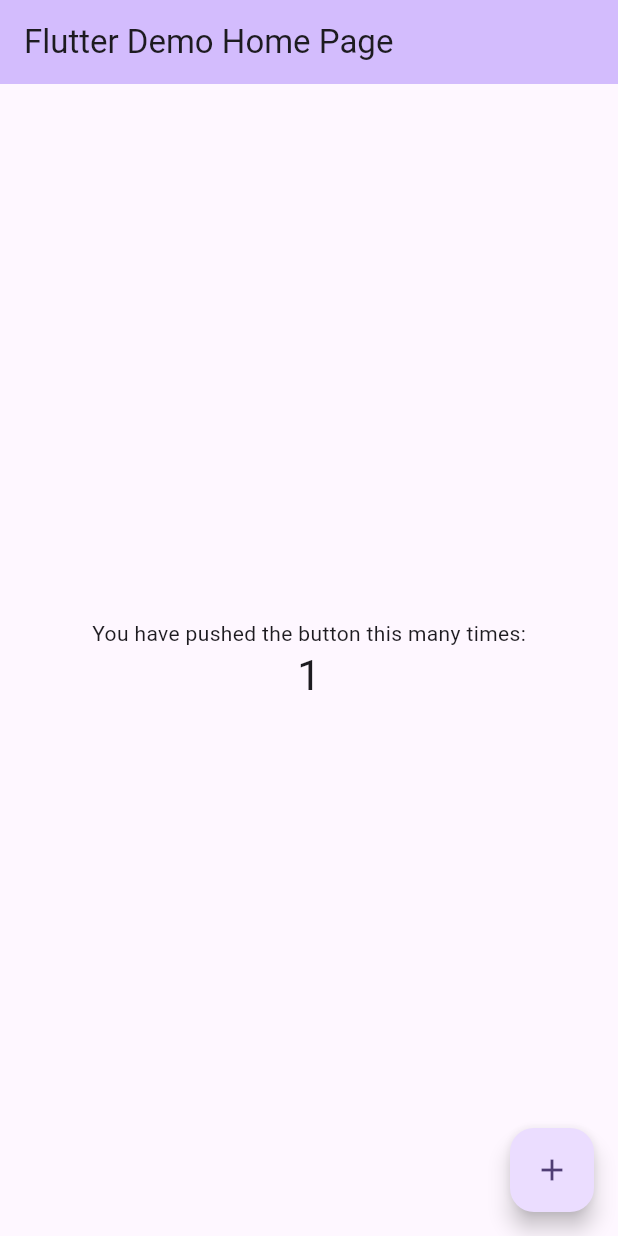
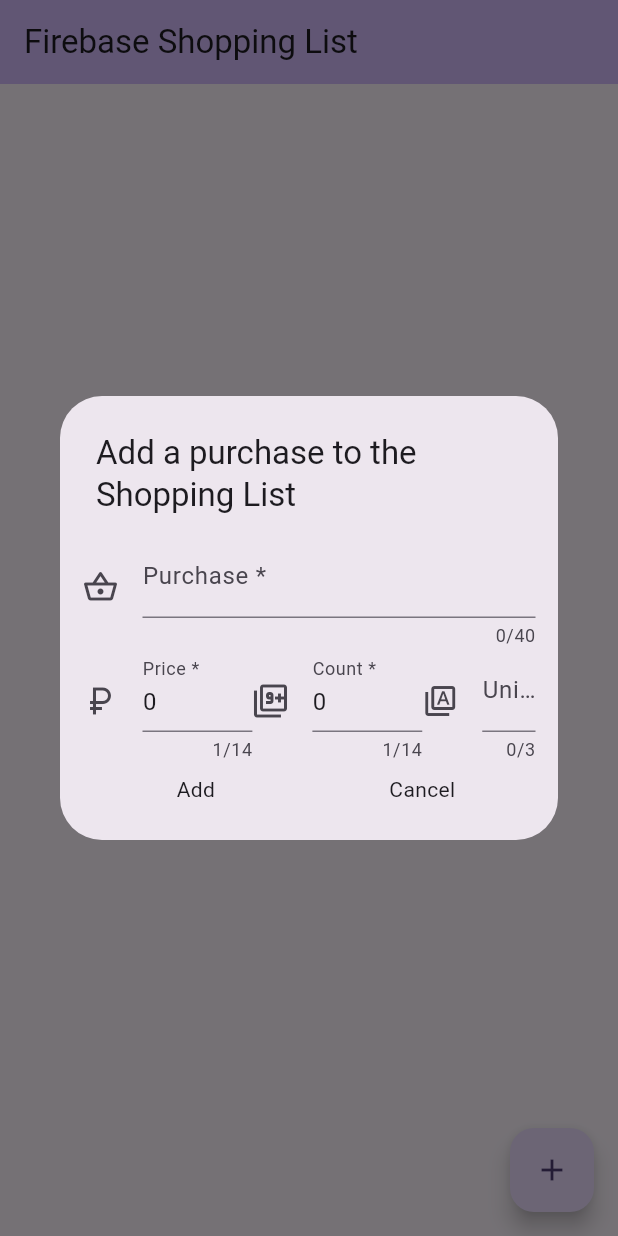
Before and after one commit to zsefvcx/Firebase, a Flutter app: the MyHomePage screen opened directly, after a tap on the "add" icon, on a phone screen of 412 x 824 dp. Run offline on Flutter 3.47's test engine with Material 2 defaults, Android fonts, the phone set to English and light mode, and no system bars; our stand-ins replace freezed_annotation.

Commit message:
lesson17 5%

```diff
--- /dev/null
+++ b/firebase_shopping_list/lib/core/purchases.dart
@@ -0,0 +1,43 @@
+import 'package:freezed_annotation/freezed_annotation.dart';
+import 'package:flutter/foundation.dart';
+
+part 'purchases.freezed.dart';
+
+part 'purchases.g.dart';
+
+//dart run build_runner build
+
+enum StatusOfAddingPurchases{
+  add,
+  //rem,
+  brk,
+  def;
+
+}
+
+@Freezed(makeCollectionsUnmodifiable: false)
+class PurchasesList with _$PurchasesList {
+
+  const factory PurchasesList({
+    required List<Purchase> purchases,
+  }) = _PurchasesList;
+
+  factory PurchasesList.fromJson(Map<String, Object?> json)
+  => _$PurchasesListFromJson(json);
+}
+
+@freezed
+class Purchase with _$Purchase{
+
+  const factory Purchase({
+    required int id,
+    required String name,
+    required int price,
+    required int count,
+    required String unit,
+    required bool bought
+  }) = _Purchasese;
+
+  factory Purchase.fromJson(Map<String, Object?> json)
+      => _$PurchaseFromJson(json);
+}
--- a/firebase_shopping_list/lib/main.dart
+++ b/firebase_shopping_list/lib/main.dart
@@ -1,4 +1,8 @@
+import 'dart:developer' as developer;
+
 import 'package:flutter/material.dart';
+
+import 'core/purchases.dart';
 
 void main() {
   runApp(const MyApp());
@@ -7,46 +11,21 @@ void main() {
 class MyApp extends StatelessWidget {
   const MyApp({super.key});
 
-  // This widget is the root of your application.
   @override
   Widget build(BuildContext context) {
     return MaterialApp(
-      title: 'Flutter Demo',
+      title: 'Firebase Shopping List',
       theme: ThemeData(
-        // This is the theme of your application.
-        //
-        // TRY THIS: Try running your application with "flutter run". You'll see
-        // the application has a blue toolbar. Then, without quitting the app,
-        // try changing the seedColor in the colorScheme below to Colors.green
-        // and then invoke "hot reload" (save your changes or press the "hot
-        // reload" button in a Flutter-supported IDE, or press "r" if you used
-        // the command line to start the app).
-        //
-        // Notice that the counter didn't reset back to zero; the application
-        // state is not lost during the reload. To reset the state, use hot
-        // restart instead.
-        //
-        // This works for code too, not just values: Most code changes can be
-        // tested with just a hot reload.
         colorScheme: ColorScheme.fromSeed(seedColor: Colors.deepPurple),
         useMaterial3: true,
       ),
-      home: const MyHomePage(title: 'Flutter Demo Home Page'),
+      home: const MyHomePage(title: 'Firebase Shopping List'),
     );
   }
 }
 
 class MyHomePage extends StatefulWidget {
   const MyHomePage({super.key, required this.title});
-
-  // This widget is the home page of your application. It is stateful, meaning
-  // that it has a State object (defined below) that contains fields that affect
-  // how it looks.
-
-  // This class is the configuration for the state. It holds the values (in this
-  // case the title) provided by the parent (in this case the App widget) and
-  // used by the build method of the State. Fields in a Widget subclass are
-  // always marked "final".
 
   final String title;
 
@@ -57,54 +36,230 @@ class MyHomePage extends StatefulWidget {
 class _MyHomePageState extends State<MyHomePage> {
   int _counter = 0;
 
-  void _incrementCounter() {
+  Future<void> _incrementCounter() async {
+    Purchase purchase1 = const Purchase(
+      id: 0,
+      name: 'bred',
+      count: 1,
+      price: 100,
+      unit: 'шт.',
+      bought: false,
+    );
+    Purchase purchase2 = const Purchase(
+      id: 0,
+      name: 'bred',
+      count: 1,
+      price: 100,
+      unit: 'шт.',
+      bought: false,
+    );
+
+    PurchasesList purchasesList = PurchasesList(purchases: [purchase1]);
+    PurchasesList purchasesList1 = PurchasesList(purchases: [purchase2]);
+
+    developer.log('${purchasesList==purchasesList1}');
+
+    purchasesList.purchases.add(purchase2);
+
+    developer.log('${purchasesList==purchasesList1}');
+
+    developer.log('${purchasesList.purchases.length}');
+
+    purchasesList.purchases.add(purchase2);
+
+    developer.log('${purchasesList.purchases.length}');
+
+    switch (await showDialog<StatusOfAddingPurchases>(
+      context: context,
+      builder: (BuildContext context) {
+        //bool light = true;
+        return SimpleDialog(
+          title: const Center(child: Text('Add a purchase to the Shopping List')),
+          children: <Widget>[
+            Padding(
+              padding: const EdgeInsets.only(left: 15, right: 15),
+              child: TextFormField(
+                decoration: const InputDecoration(
+                  icon: Padding(
+                    padding: EdgeInsets.only(top: 15.0),
+                    child: Icon(Icons.shopping_basket_outlined),
+                  ),
+                  labelText: 'Purchase *',
+                ),
+                onSaved: (String? value) {
+                  // This optional block of code can be used to run
+                  // code when the user saves the form.
+                },
+                maxLines:   1,
+                maxLength: 40,
+                initialValue: '',
+                validator: (String? value) {
+                  return (value != null && value.contains('@')) ? 'Do not use the @ char.' : null;
+                },
+              ),
+            ),
+            Padding(
+              padding: const EdgeInsets.only(left: 15, right: 15),
+              child: Row(
+                children: [
+                  Expanded(
+                    flex: 3,
+                    child: TextFormField(
+                      decoration: const InputDecoration(
+                        icon: Padding(
+                          padding: EdgeInsets.only(top: 15.0),
+                          child: Icon(Icons.currency_ruble),
+                        ),
+                        labelText: 'Price *',
+                      ),
+                      onSaved: (String? value) {
+                        // This optional block of code can be used to run
+                        // code when the user saves the form.
+                      },
+                      maxLines:   1,
+                      maxLength: 14,
+                      initialValue: '0',
+
+                      validator: (String? value) {
+                        return (value != null && value.contains('@')) ? 'Do not use the @ char.' : null;
+                      },
+                    ),
+                  ),
+                  Expanded(
+                    flex: 3,
+                    child: TextFormField(
+                      decoration: const InputDecoration(
+                        icon: Padding(
+                          padding: EdgeInsets.only(top: 15.0),
+                          child: Icon(Icons.filter_9_plus_outlined),
+                        ),
+                        labelText: 'Count *',
+                      ),
+                      onSaved: (String? value) {
+                        // This optional block of code can be used to run
+                        // code when the user saves the form.
+                      },
+                      maxLines:   1,
+                      maxLength: 14,
+                      initialValue: '0',
+                      validator: (String? value) {
+                        return (value != null && value.contains('@')) ? 'Do not use the @ char.' : null;
+                      },
+                    ),
+                  ),
+                  Expanded(
+                    flex: 2,
+                    child: SizedBox(
+                      child: TextFormField(
+                        decoration: const InputDecoration(
+                          icon: Padding(
+                            padding: EdgeInsets.only(top: 15.0),
+                            child: Icon(Icons.type_specimen_outlined),
+
+                          ),
+                          labelText: 'Unit *',
+                        ),
+                        onSaved: (String? value) {
+                          // This optional block of code can be used to run
+                          // code when the user saves the form.
+                        },
+                        maxLines:   1,
+                        maxLength: 3,
+
+                        validator: (String? value) {
+                          return (value != null && value.contains('@')) ? 'Do not use the @ char.' : null;
+                        },
+                      ),
+                    ),
+                  ),
+                  // Expanded(
+                  //   flex: 1,
+                  //   child: Row(
+                  //     children: [
+                  //       const Text('Bought'),
+                  //       Switch(
+                  //
+                  //         // This bool value toggles the switch.
+                  //         value: light,
+                  //         activeColor: Colors.red,
+                  //         onChanged: (bool value) {
+                  //         // This is called when the user toggles the switch.
+                  //           setState(() {
+                  //             light = value;
+                  //           });
+                  //         },
+                  //       ),
+                  //     ],
+                  //   ),
+                  // ),
+                ],
+              ),
+            ),
+            Padding(
+              padding: const EdgeInsets.only(left: 15, right: 15),
+              child: Row(
+                children: [
+                  Expanded(
+                    child: SimpleDialogOption(
+                      onPressed: () { Navigator.pop(context, StatusOfAddingPurchases.add); },
+                      child: const Center(child: Text('Add')),
+                    ),
+                  ),
+                  Expanded(
+                    child: SimpleDialogOption(
+                      onPressed: () { Navigator.pop(context, StatusOfAddingPurchases.brk); },
+                      child: const Center(child: Text('Cancel')),
+                    ),
+                  ),
+                ],
+              ),
+            ),
+          ],
+
+        );
+    }).then((value) {
+      if (value == null){
+        return StatusOfAddingPurchases.def;
+      } else {
+        return value;
+      }
+    })) {
+      case StatusOfAddingPurchases.add:
+        developer.log('${StatusOfAddingPurchases.add}');
+      // Let's go.
+      // ...
+      break;
+      case StatusOfAddingPurchases.brk:
+        developer.log('${StatusOfAddingPurchases.brk}');
+      // ...
+      break;
+      case StatusOfAddingPurchases.def:
+        developer.log('${StatusOfAddingPurchases.def}');
+      // dialog dismissed
+      break;
+    }
+
+
+
+
+
     setState(() {
-      // This call to setState tells the Flutter framework that something has
-      // changed in this State, which causes it to rerun the build method below
-      // so that the display can reflect the updated values. If we changed
-      // _counter without calling setState(), then the build method would not be
-      // called again, and so nothing would appear to happen.
       _counter++;
     });
   }
 
   @override
   Widget build(BuildContext context) {
-    // This method is rerun every time setState is called, for instance as done
-    // by the _incrementCounter method above.
-    //
-    // The Flutter framework has been optimized to make rerunning build methods
-    // fast, so that you can just rebuild anything that needs updating rather
-    // than having to individually change instances of widgets.
     return Scaffold(
       appBar: AppBar(
-        // TRY THIS: Try changing the color here to a specific color (to
-        // Colors.amber, perhaps?) and trigger a hot reload to see the AppBar
-        // change color while the other colors stay the same.
         backgroundColor: Theme.of(context).colorScheme.inversePrimary,
-        // Here we take the value from the MyHomePage object that was created by
-        // the App.build method, and use it to set our appbar title.
         title: Text(widget.title),
       ),
       body: Center(
-        // Center is a layout widget. It takes a single child and positions it
-        // in the middle of the parent.
         child: Column(
-          // Column is also a layout widget. It takes a list of children and
-          // arranges them vertically. By default, it sizes itself to fit its
-          // children horizontally, and tries to be as tall as its parent.
-          //
-          // Column has various properties to control how it sizes itself and
-          // how it positions its children. Here we use mainAxisAlignment to
-          // center the children vertically; the main axis here is the vertical
-          // axis because Columns are vertical (the cross axis would be
-          // horizontal).
-          //
-          // TRY THIS: Invoke "debug painting" (choose the "Toggle Debug Paint"
-          // action in the IDE, or press "p" in the console), to see the
-          // wireframe for each widget.
           mainAxisAlignment: MainAxisAlignment.center,
           children: <Widget>[
+
             const Text(
               'You have pushed the button this many times:',
             ),
@@ -119,7 +274,7 @@ class _MyHomePageState extends State<MyHomePage> {
         onPressed: _incrementCounter,
         tooltip: 'Increment',
         child: const Icon(Icons.add),
-      ), // This trailing comma makes auto-formatting nicer for build methods.
+      ),
     );
   }
 }
```
Also changed, not shown: firebase_shopping_list/pubspec.yaml (+8 -52 lines), firebase_shopping_list/lib/core/purchases.freezed.dart (added), firebase_shopping_list/lib/core/purchases.g.dart (added), 1 other file.
